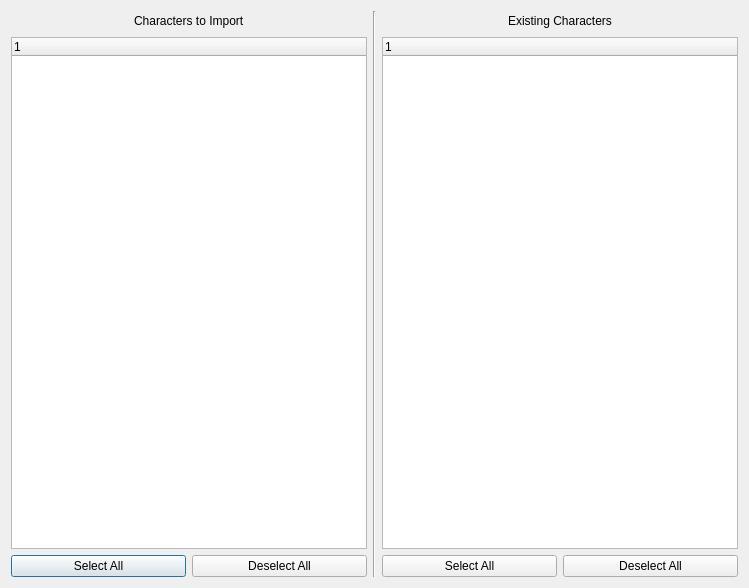
Before: the Qt Designer form NiirdPad/QCharacterSelectionWindow.ui in TheEclectus/NiirdPad, drawn with Qt 5.
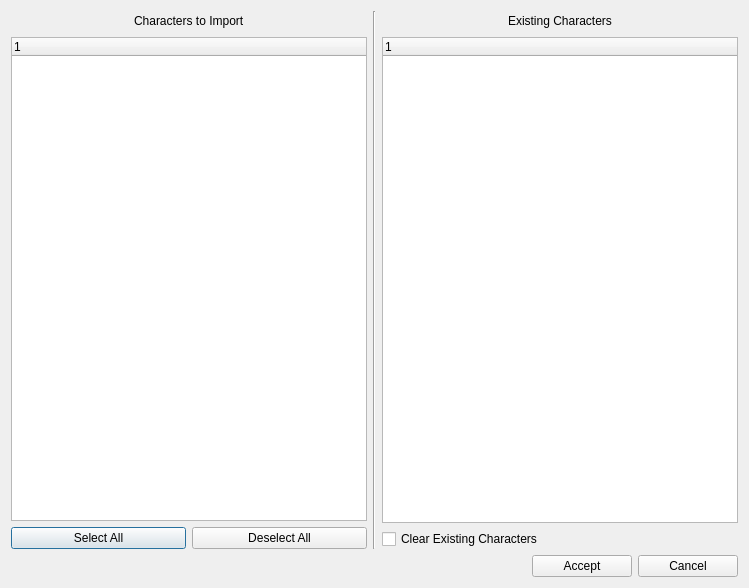
After: the same form once the commit is applied.

What changed in the file:
```diff
--- a/NiirdPad/QCharacterSelectionWindow.ui
+++ b/NiirdPad/QCharacterSelectionWindow.ui
@@ -164,27 +164,77 @@
         </widget>
        </item>
        <item>
-        <layout class="QHBoxLayout" name="horizontalLayout_3">
-         <item>
-          <widget class="QPushButton" name="btnExisting_SelectAll">
-           <property name="text">
-            <string>Select All</string>
-           </property>
-          </widget>
-         </item>
-         <item>
-          <widget class="QPushButton" name="btnExisting_DeselectAll">
-           <property name="text">
-            <string>Deselect All</string>
-           </property>
-          </widget>
-         </item>
-        </layout>
+        <widget class="QCheckBox" name="chkClearExisting">
+         <property name="toolTip">
+          <string>Should existing characters be deleted before importing the new ones?</string>
+         </property>
+         <property name="text">
+          <string>Clear Existing Characters</string>
+         </property>
+        </widget>
+       </item>
+       <item>
+        <layout class="QHBoxLayout" name="horizontalLayout_3"/>
        </item>
       </layout>
      </item>
     </layout>
    </item>
+   <item>
+    <layout class="QHBoxLayout" name="horizontalLayout_6">
+     <item>
+      <spacer name="horizontalSpacer_5">
+       <property name="orientation">
+        <enum>Qt::Horizontal</enum>
+       </property>
+       <property name="sizeHint" stdset="0">
+        <size>
+         <width>40</width>
+         <height>20</height>
+        </size>
+       </property>
+      </spacer>
+     </item>
+     <item>
+      <widget class="QPushButton" name="btnAccept">
+       <property name="sizePolicy">
+        <sizepolicy hsizetype="MinimumExpanding" vsizetype="Fixed">
+         <horstretch>0</horstretch>
+         <verstretch>0</verstretch>
+        </sizepolicy>
+       </property>
+       <property name="maximumSize">
+        <size>
+         <width>100</width>
+         <height>16777215</height>
+        </size>
+       </property>
+       <property name="text">
+        <string>Accept</string>
+       </property>
+      </widget>
+     </item>
+     <item>
+      <widget class="QPushButton" name="btnCancel">
+       <property name="sizePolicy">
+        <sizepolicy hsizetype="MinimumExpanding" vsizetype="Fixed">
+         <horstretch>0</horstretch>
+         <verstretch>0</verstretch>
+        </sizepolicy>
+       </property>
+       <property name="maximumSize">
+        <size>
+         <width>100</width>
+         <height>16777215</height>
+        </size>
+       </property>
+       <property name="text">
+        <string>Cancel</string>
+       </property>
+      </widget>
+     </item>
+    </layout>
+   </item>
   </layout>
  </widget>
  <layoutdefault spacing="6" margin="11"/>
```
